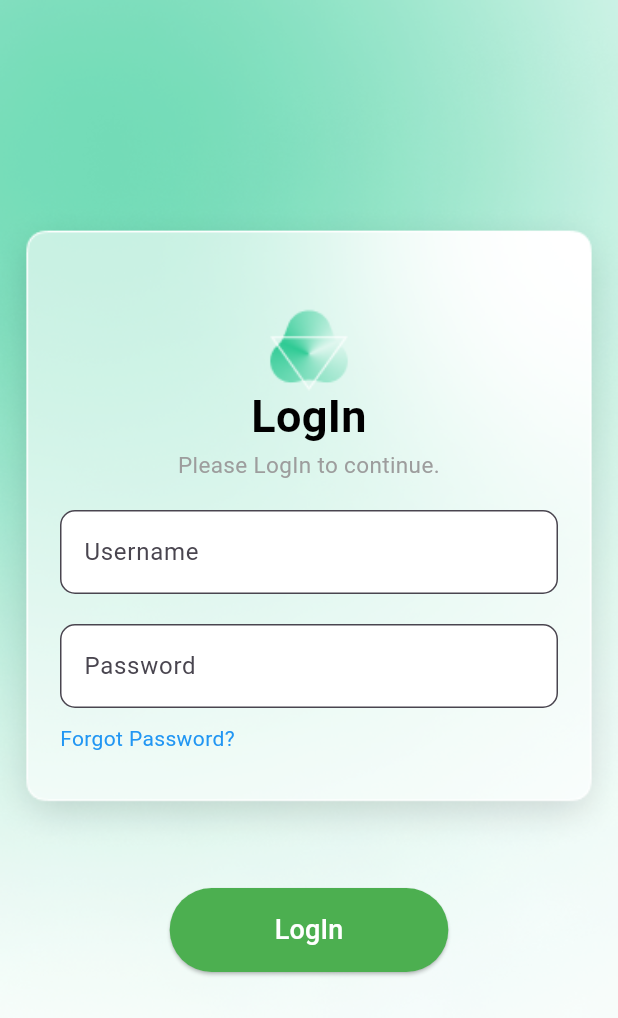
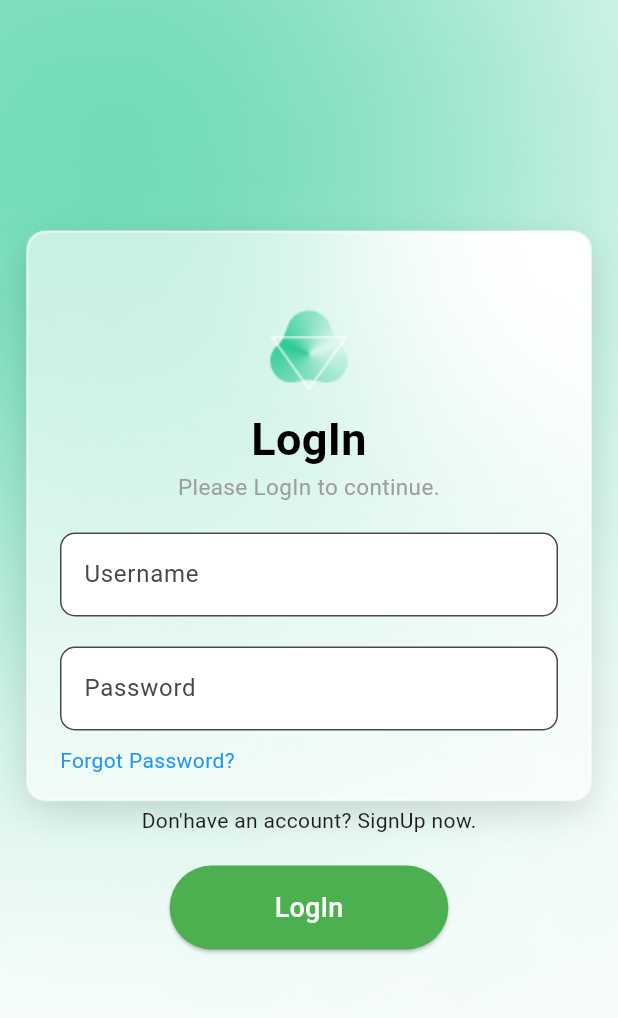
Before and after one commit to Vishwa0416/Karadana-Tea-Factory-Management-System, a Flutter app: the screen it shows after launch, after a tap on "Get Started", on a phone screen of 412 x 824 dp. Shown: the top 1018 px of the screen. Run offline on Flutter 3.47's test engine with Material 3 defaults, Android fonts, the phone set to English and light mode, and no system bars.

Commit message:
SignUp text

```diff
--- a/karadana_teat_factory/lib/loginpage.dart
+++ b/karadana_teat_factory/lib/loginpage.dart
@@ -108,10 +108,11 @@ class MyHomePage extends StatelessWidget {
                       style: TextStyle(color: Colors.blue),
                     ),
                   ),
+                  const SizedBox(height: 20),
+                  Text("Don'have an account? SignUp now."),
 
-                  const SizedBox(
-                      height: 90), // Adjust this height to change the distance
-                  // Get Started Button
+                  const SizedBox(height: 20),
+
                   ElevatedButton(
                     onPressed: () {
                       // Add button functionality here
```
